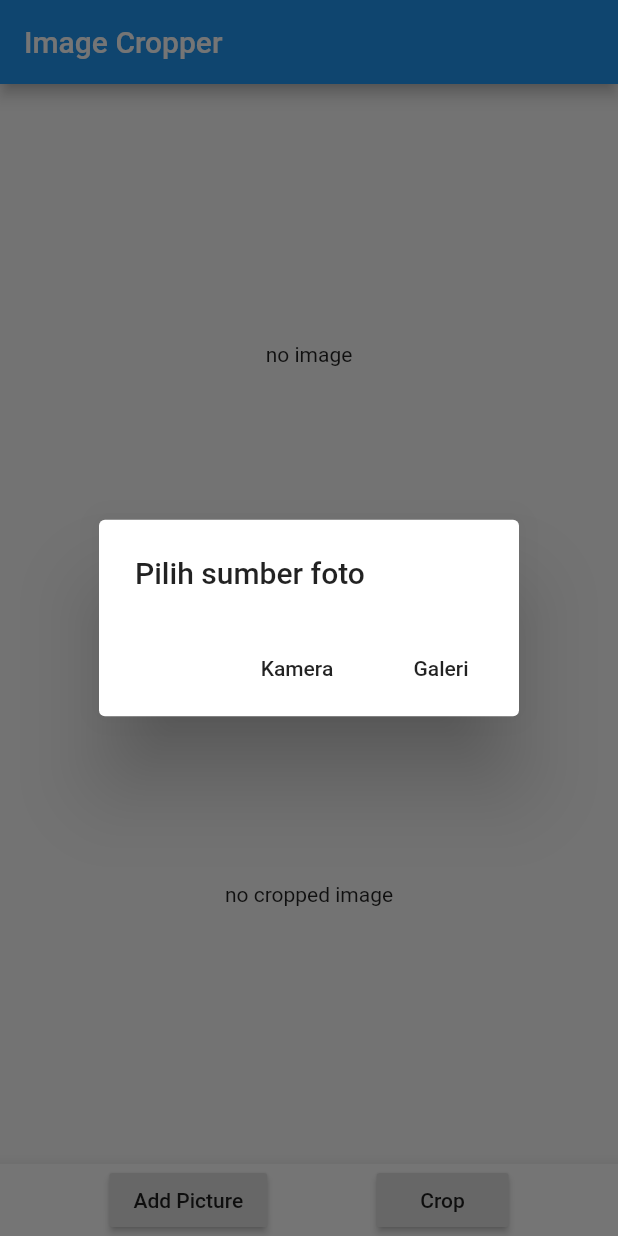
After one commit to ramose/image_cropper, a Flutter app: the screen it shows after launch, after a tap on "Add Picture", on a phone screen of 412 x 824 dp. The commit adds this screen. Run offline on Flutter 3.47's test engine with Material 2 defaults, Android fonts, the phone set to English and light mode, and no system bars; our stand-ins replace image_cropper, image_picker; missing offline and left inert: simple_permissions.

Commit message:
Add camera2 page

```diff
--- /dev/null
+++ b/lib/camera1.dart
@@ -0,0 +1,160 @@
+import 'package:flutter/material.dart';
+import 'dart:io';
+import 'package:image_picker/image_picker.dart';
+import 'package:simple_permissions/simple_permissions.dart';
+import 'package:image_cropper/image_cropper.dart';
+
+enum PhotoSource {
+  camera,
+  gallery,
+}
+
+class Camera1Page extends StatefulWidget {
+  @override
+  _Camera1PageState createState() => _Camera1PageState();
+}
+
+class _Camera1PageState extends State<Camera1Page> {
+  double _maxSize = 640;
+  File _image;
+  File _croppedFile;
+
+  requestPermission(Permission p) async {
+    PermissionStatus res = await SimplePermissions.requestPermission(p);
+
+    if (res == PermissionStatus.authorized) {
+      if (p == Permission.Camera) {
+        getImage(PhotoSource.camera);
+      } else if (p == Permission.PhotoLibrary) {
+        getImage(PhotoSource.gallery);
+      }
+    }
+  }
+
+  checkPermission(Permission p) async {
+    bool res = await SimplePermissions.checkPermission(p);
+    print("permission is " + res.toString());
+
+    if (!res) {
+      requestPermission(p);
+    } else {
+      getImage(PhotoSource.camera);
+    }
+  }
+
+  Future getImage(PhotoSource _source) async {
+    File image;
+
+    if (_source == PhotoSource.camera) {
+      image = await ImagePicker.pickImage(
+          source: ImageSource.camera, maxHeight: _maxSize, maxWidth: _maxSize);
+    } else {
+      image = await ImagePicker.pickImage(
+          source: ImageSource.gallery, maxHeight: _maxSize, maxWidth: _maxSize);
+    }
+
+    if (image != null) {
+      setState(() {
+        _image = image;
+      });
+    }
+  }
+
+  Future<Null> _cropImage(File imageFile) async {
+    File croppedFile = await ImageCropper.cropImage(
+      sourcePath: imageFile.path,
+      ratioX: 1.0,
+      ratioY: 1.0,
+      maxWidth: 512,
+      maxHeight: 512,
+    );
+
+    setState(() {
+      _croppedFile = croppedFile;
+    });
+  }
+
+  @override
+  Widget build(BuildContext context) {
+    void showPhotoOptions() {
+      showDialog(
+        context: context,
+        builder: (context) {
+          return AlertDialog(
+            title: Text("Pilih sumber foto"),
+            actions: <Widget>[
+              FlatButton(
+                child: Text("Kamera"),
+                onPressed: () {
+                  if (Platform.isAndroid) {
+                    checkPermission(Permission.Camera);
+                  } else if (Platform.isIOS) {
+                    getImage(PhotoSource.camera);
+                  }
+                  Navigator.of(context).pop();
+                },
+              ),
+              FlatButton(
+                child: Text("Galeri"),
+                onPressed: () {
+                  // api 19+ no need permissions
+                  getImage(PhotoSource.gallery);
+                  Navigator.of(context).pop();
+                },
+              )
+            ],
+          );
+        },
+      );
+    }
+
+    return Scaffold(
+      appBar: AppBar(
+        title: Text('Image Cropper'),
+      ),
+      body: Column(
+        children: <Widget>[
+          Expanded(
+            flex: 1,
+            child: _image == null
+                ? Center(
+                    child: Text('no image'),
+                  )
+                : Image.file(
+                    File(_image.path),
+                    fit: BoxFit.cover,
+                  ),
+          ),
+          Expanded(
+            flex: 1,
+            child: _croppedFile == null
+                ? Center(
+                    child: Text('no cropped image'),
+                  )
+                : Image.file(
+                    File(_croppedFile.path),
+                    fit: BoxFit.cover,
+                  ),
+          )
+        ],
+      ),
+      bottomNavigationBar: BottomAppBar(
+        child: Row(
+          mainAxisAlignment: MainAxisAlignment.spaceEvenly,
+          children: <Widget>[
+            RaisedButton(
+              child: Text('Add Picture'),
+              onPressed: showPhotoOptions,
+            ),
+            RaisedButton(
+              child: Text('Crop'),
+              onPressed: () {
+                _cropImage(_image);
+              },
+            ),
+          ],
+        ),
+      ),
+    );
+  }
+}
--- a/lib/home.dart
+++ b/lib/camera2.dart
@@ -9,12 +9,12 @@ enum PhotoSource {
   gallery,
 }
 
-class HomePage extends StatefulWidget {
+class Camera2Page extends StatefulWidget {
   @override
-  _HomePageState createState() => _HomePageState();
+  _Camera2PageState createState() => _Camera2PageState();
 }
 
-class _HomePageState extends State<HomePage> {
+class _Camera2PageState extends State<Camera2Page> {
   double _maxSize = 640;
   File _image;
   File _croppedFile;
```
Also changed, not shown: lib/main.dart (+2 -96 lines).
